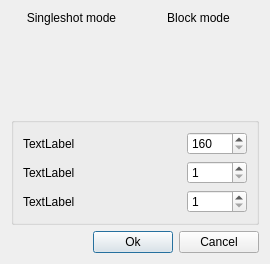
The window that ui/parametersdialog.ui (Melomanstd/daq_gui) describes before a commit, drawn with Qt 5.
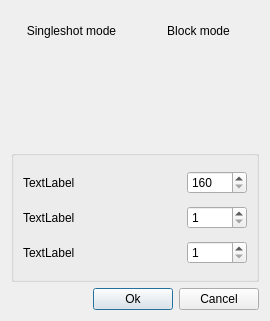
The same window after the commit. Icons and pictures are not drawn.

What changed in the file:
```diff
--- a/ui/parametersdialog.ui
+++ b/ui/parametersdialog.ui
@@ -7,7 +7,7 @@
     <x>0</x>
     <y>0</y>
     <width>270</width>
-    <height>228</height>
+    <height>321</height>
    </rect>
   </property>
   <property name="windowTitle">
```
Left out of the diff: 4 changed lines with no effect on the pictures.
